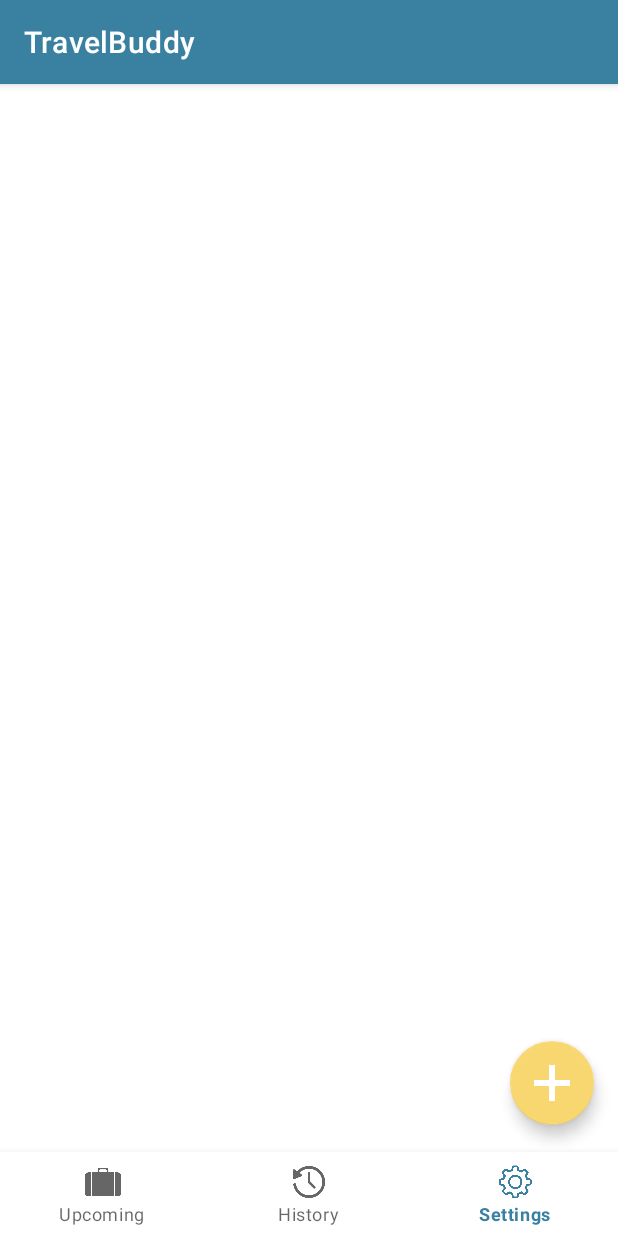
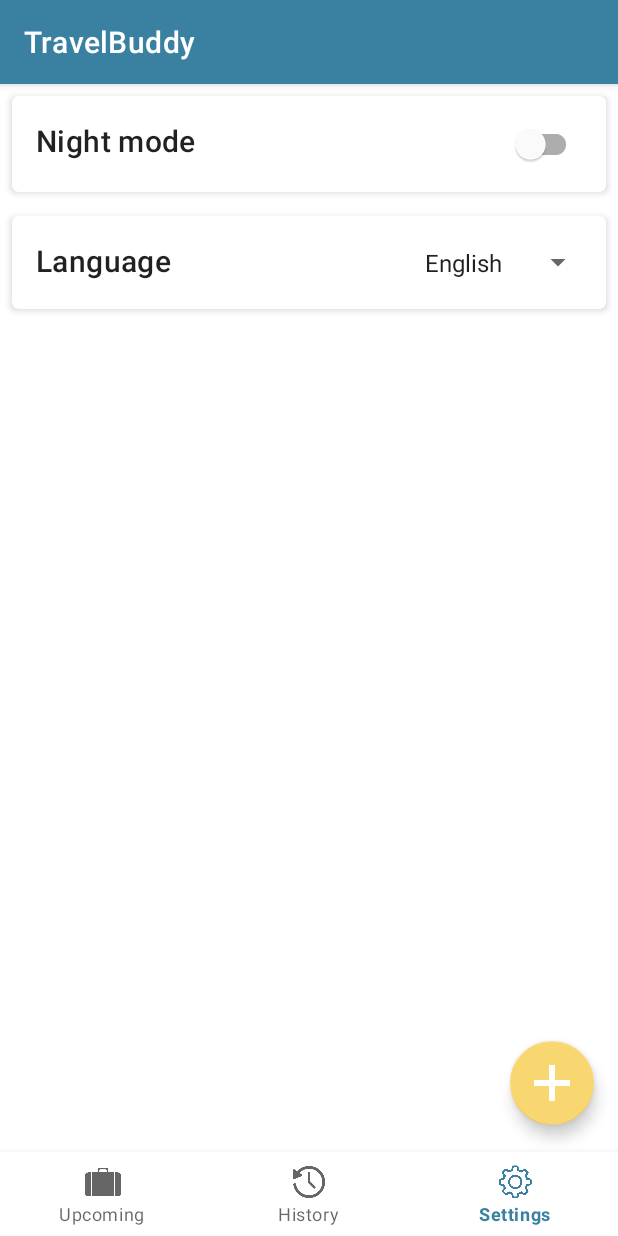
Before and after one commit to florgiorgi/PAM, an Android app: the screen it shows after launch (MainActivity), item 3 of the bottom bar chosen, on a phone screen of 412 x 824 dp. Run offline under Robolectric (Android 15) with nearby library versions, the phone set to English and light mode, and no system bars.

Commit message:
bottom navbar working + changes in layouts
still throws error when going to history due to missing adapter

```diff
--- a/app/src/main/java/ar/edu/itba/pam/travelapp/main/config/ConfigViewImpl.java
+++ b/app/src/main/java/ar/edu/itba/pam/travelapp/main/config/ConfigViewImpl.java
@@ -18,18 +18,17 @@
 //    private ImageView imageView;
 
     public ConfigViewImpl(Context context) {
-        super(context, null);
+        this(context, null);
     }
 
     public ConfigViewImpl(Context context, @Nullable AttributeSet attrs) {
-        super(context, attrs, 0);
+        this(context, attrs, 0);
     }
 
     public ConfigViewImpl(Context context, @Nullable AttributeSet attrs, int defStyleAttr) {
         super(context, attrs, defStyleAttr);
 
         inflate(context, R.layout.activity_config, this);
-        setGravity(CENTER);
         setOrientation(VERTICAL);
 
 //        textView = findViewById(R.id.text);
--- a/app/src/main/java/ar/edu/itba/pam/travelapp/main/trips/ui/TripsViewImpl.java
+++ b/app/src/main/java/ar/edu/itba/pam/travelapp/main/trips/ui/TripsViewImpl.java
@@ -10,26 +10,27 @@
 
 import ar.edu.itba.pam.travelapp.R;
 import ar.edu.itba.pam.travelapp.main.TripListAdapter;
-//import ar.edu.itba.pam.travelapp.main.trips.TripListAdapter;
+
 
 public class TripsViewImpl extends RecyclerView implements TripsView {
     public TripsViewImpl(@NonNull Context context) {
-        super(context);
+        this(context,null);
     }
 
     public TripsViewImpl(@NonNull Context context, @Nullable AttributeSet attrs) {
-        super(context, attrs);
+        this(context, attrs,0);
     }
 
     public TripsViewImpl(@NonNull Context context, @Nullable AttributeSet attrs, int defStyleAttr) {
         super(context, attrs, defStyleAttr);
+
     }
 
     @Override
     public void bind(TripListAdapter adapter) {
-        findViewById(R.id.trip_list);
+        //findViewById(R.id.trip_list);
         setHasFixedSize(true);
-        setLayoutManager(new LinearLayoutManager(getContext(), VERTICAL, false));
+        setLayoutManager(new LinearLayoutManager(getContext(), LinearLayoutManager.VERTICAL, false));
         setAdapter(adapter);
     }
 
--- a/app/src/main/res/layout/activity_active_trips.xml
+++ b/app/src/main/res/layout/activity_active_trips.xml
@@ -1,10 +1,7 @@
 <?xml version="1.0" encoding="utf-8"?>
-<RelativeLayout xmlns:android="http://schemas.android.com/apk/res/android"
+<androidx.constraintlayout.widget.ConstraintLayout xmlns:android="http://schemas.android.com/apk/res/android"
     xmlns:app="http://schemas.android.com/apk/res-auto"
     xmlns:tools="http://schemas.android.com/tools"
-    android:layout_width="match_parent"
-    android:layout_height="match_parent">
-    <androidx.constraintlayout.widget.ConstraintLayout
     android:layout_width="match_parent"
     android:layout_height="match_parent">
 
@@ -22,18 +19,17 @@
                 android:id="@+id/trip_list"
                 android:layout_width="match_parent"
                 android:layout_height="match_parent"
-                tools:context=".main.MainActivity"/>
+                tools:context=".main.MainActivity" />
 
             <ar.edu.itba.pam.travelapp.main.history.HistoryViewImpl
                 android:id="@+id/history"
                 android:layout_width="match_parent"
-                android:layout_height="match_parent"/>
+                android:layout_height="match_parent" />
 
             <ar.edu.itba.pam.travelapp.main.config.ConfigViewImpl
                 android:id="@+id/config"
                 android:layout_width="match_parent"
-                android:layout_height="match_parent"
-                tools:context=".main.config.ConfigViewImpl"/>
+                android:layout_height="match_parent"/>
 
         </ViewFlipper>
 
@@ -43,10 +39,10 @@
             android:layout_height="wrap_content"
             android:layout_gravity="bottom|end"
             android:layout_margin="16dp"
+            android:contentDescription="@string/add_trip"
+            app:layout_constraintBottom_toBottomOf="parent"
             app:layout_constraintRight_toRightOf="parent"
-            app:layout_constraintBottom_toBottomOf="parent"
-            android:contentDescription="@string/add_trip"
-            app:srcCompat="@drawable/plus_sign"/>
+            app:srcCompat="@drawable/plus_sign" />
 
     </androidx.constraintlayout.widget.ConstraintLayout>
 
@@ -54,9 +50,9 @@
         android:id="@+id/bottom_navigation"
         android:layout_width="match_parent"
         android:layout_height="0dp"
+        android:layout_alignParentBottom="true"
         android:layout_weight="1"
-            android:layout_alignParentBottom="true"
         app:layout_constraintBottom_toBottomOf="parent"
-            app:menu="@menu/bottom_navigation_menu"/>
+        app:menu="@menu/bottom_navigation_menu" />
+
 </androidx.constraintlayout.widget.ConstraintLayout>
-</RelativeLayout>
--- a/app/src/main/res/layout/activity_history.xml
+++ b/app/src/main/res/layout/activity_history.xml
@@ -404,10 +404,4 @@
 
     </androidx.coordinatorlayout.widget.CoordinatorLayout>
 
-    <com.google.android.material.bottomnavigation.BottomNavigationView
-        android:id="@+id/bottom_navigation"
-        android:layout_width="match_parent"
-        android:layout_height="wrap_content"
-        android:layout_alignParentBottom="true"
-        app:menu="@menu/bottom_navigation_menu" />
 </RelativeLayout>
```
Also changed, not shown: app/src/main/res/layout/activity_config.xml (+2 -34 lines), app/src/main/res/layout/activity_main.xml (deleted, +0 -44 lines). Lines whose indentation alone changed are shown as unchanged.
